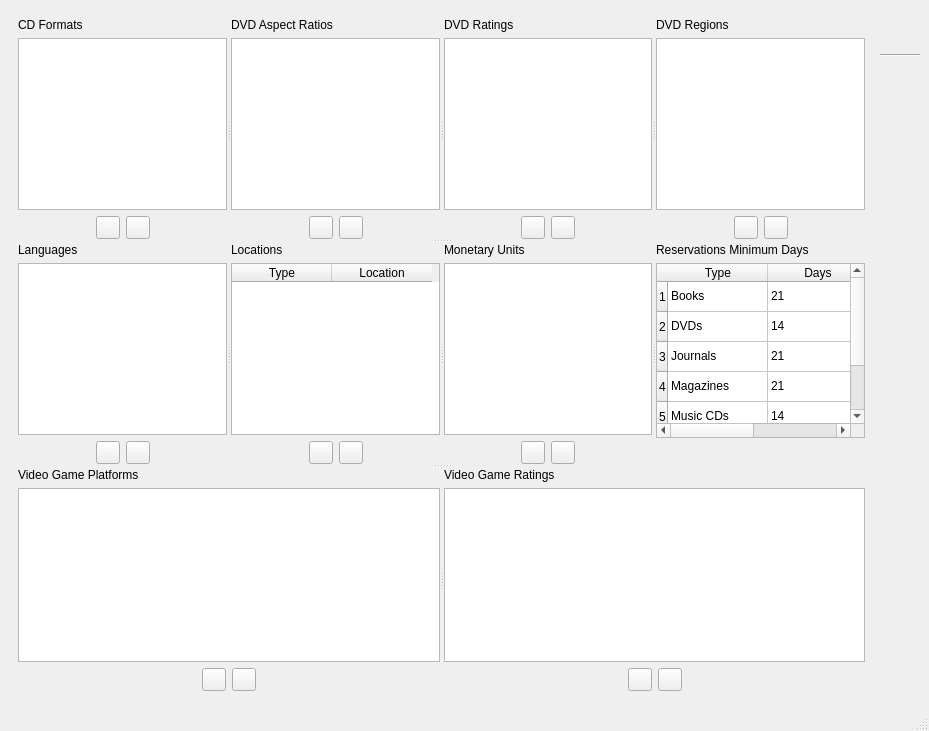
Above: dbenumerations.ui from textbrowser/biblioteq before the change. Below: the same form after it.
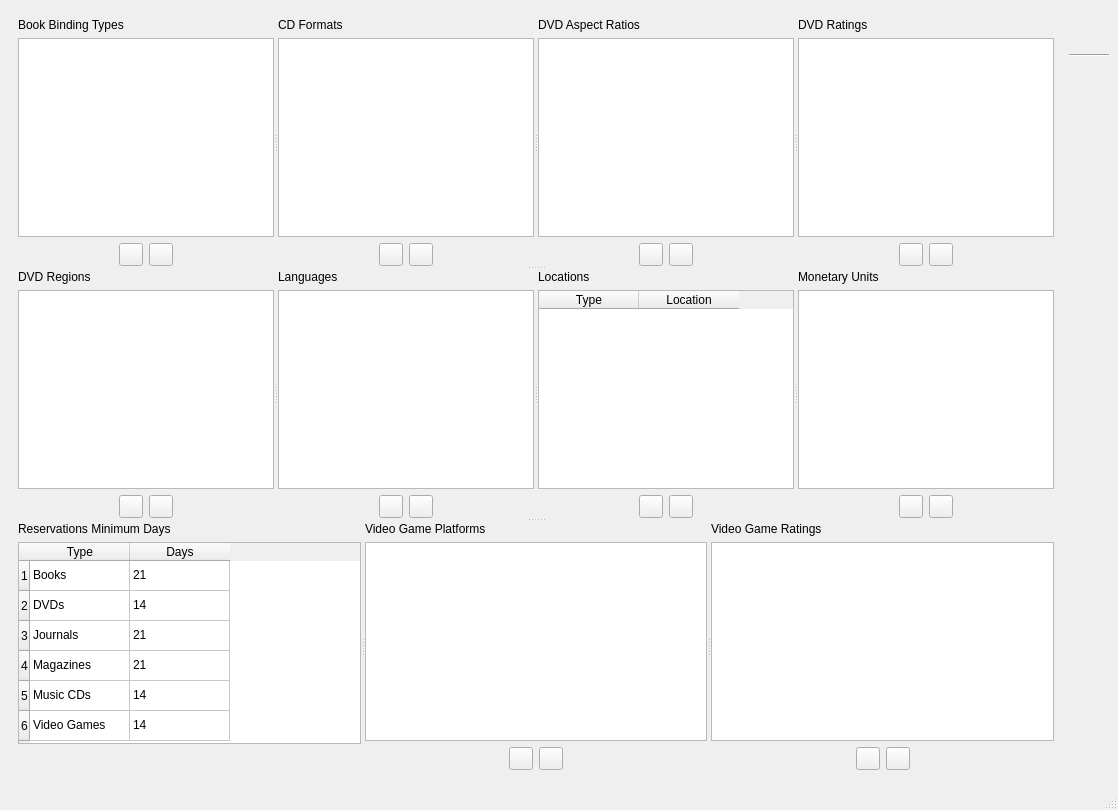
That is the form after the change. Icons and pictures are not drawn.

Commit message: Added book binding types table.

Diff of the .ui file:
```diff
--- a/dbenumerations.ui
+++ b/dbenumerations.ui
@@ -6,8 +6,8 @@
    <rect>
     <x>0</x>
     <y>0</y>
-    <width>929</width>
-    <height>731</height>
+    <width>1118</width>
+    <height>810</height>
    </rect>
   </property>
   <property name="windowTitle">
@@ -21,20 +21,94 @@
    <layout class="QHBoxLayout">
     <item>
      <widget class="QFrame" name="frame">
-      <layout class="QVBoxLayout" name="verticalLayout_7">
+      <layout class="QHBoxLayout" name="horizontalLayout_8">
        <item>
-        <widget class="QSplitter" name="splitter_5">
-         <property name="orientation">
-          <enum>Qt::Vertical</enum>
-         </property>
          <widget class="QSplitter" name="splitter_4">
           <property name="orientation">
            <enum>Qt::Vertical</enum>
           </property>
-          <widget class="QSplitter" name="splitter_3">
+         <widget class="QSplitter" name="splitter">
            <property name="orientation">
             <enum>Qt::Horizontal</enum>
            </property>
+          <widget class="QWidget" name="layoutWidget_11">
+           <layout class="QVBoxLayout" name="verticalLayout_7">
+            <item>
+             <widget class="QLabel" name="label_7">
+              <property name="text">
+               <string>Book Binding Types</string>
+              </property>
+             </widget>
+            </item>
+            <item>
+             <widget class="QListWidget" name="bookBindingsList"/>
+            </item>
+            <item>
+             <layout class="QHBoxLayout" name="horizontalLayout_7">
+              <item>
+               <spacer name="horizontalSpacer_13">
+                <property name="orientation">
+                 <enum>Qt::Horizontal</enum>
+                </property>
+                <property name="sizeHint" stdset="0">
+                 <size>
+                  <width>40</width>
+                  <height>20</height>
+                 </size>
+                </property>
+               </spacer>
+              </item>
+              <item>
+               <widget class="QToolButton" name="addBookBinding">
+                <property name="toolTip">
+                 <string>Add CD Format</string>
+                </property>
+                <property name="icon">
+                 <iconset>
+                  <normaloff>icons.d/16x16/add.png</normaloff>icons.d/16x16/add.png</iconset>
+                </property>
+                <property name="iconSize">
+                 <size>
+                  <width>16</width>
+                  <height>16</height>
+                 </size>
+                </property>
+               </widget>
+              </item>
+              <item>
+               <widget class="QToolButton" name="removeBookBinding">
+                <property name="toolTip">
+                 <string>Remove CD Format</string>
+                </property>
+                <property name="icon">
+                 <iconset>
+                  <normaloff>icons.d/16x16/eraser.png</normaloff>icons.d/16x16/eraser.png</iconset>
+                </property>
+                <property name="iconSize">
+                 <size>
+                  <width>16</width>
+                  <height>16</height>
+                 </size>
+                </property>
+               </widget>
+              </item>
+              <item>
+               <spacer name="horizontalSpacer_14">
+                <property name="orientation">
+                 <enum>Qt::Horizontal</enum>
+                </property>
+                <property name="sizeHint" stdset="0">
+                 <size>
+                  <width>40</width>
+                  <height>20</height>
+                 </size>
+                </property>
+               </spacer>
+              </item>
+             </layout>
+            </item>
+           </layout>
+          </widget>
            <widget class="QWidget" name="layoutWidget_1">
             <layout class="QVBoxLayout" name="verticalLayout_4">
              <item>
@@ -269,6 +343,11 @@
              </item>
             </layout>
            </widget>
+         </widget>
+         <widget class="QSplitter" name="splitter_2">
+          <property name="orientation">
+           <enum>Qt::Horizontal</enum>
+          </property>
            <widget class="QWidget" name="layoutWidget_4">
             <layout class="QVBoxLayout" name="verticalLayout_13">
              <item>
@@ -347,11 +426,6 @@
              </item>
             </layout>
            </widget>
-          </widget>
-          <widget class="QSplitter" name="splitter_2">
-           <property name="orientation">
-            <enum>Qt::Horizontal</enum>
-           </property>
            <widget class="QWidget" name="layoutWidget_5">
             <layout class="QVBoxLayout" name="verticalLayout_2">
              <item>
@@ -597,6 +671,11 @@
              </item>
             </layout>
            </widget>
+         </widget>
+         <widget class="QSplitter" name="splitter_3">
+          <property name="orientation">
+           <enum>Qt::Horizontal</enum>
+          </property>
            <widget class="QWidget" name="layoutWidget_8">
             <layout class="QVBoxLayout" name="verticalLayout_14">
              <item>
@@ -785,12 +864,6 @@
              </item>
             </layout>
            </widget>
-          </widget>
-         </widget>
-         <widget class="QSplitter" name="splitter">
-          <property name="orientation">
-           <enum>Qt::Horizontal</enum>
-          </property>
           <widget class="QWidget" name="layoutWidget_9">
            <layout class="QVBoxLayout" name="verticalLayout_16">
             <item>
```
Left out of the diff: 3 changed lines with no effect on the pictures. Lines whose indentation alone changed are shown as unchanged.
